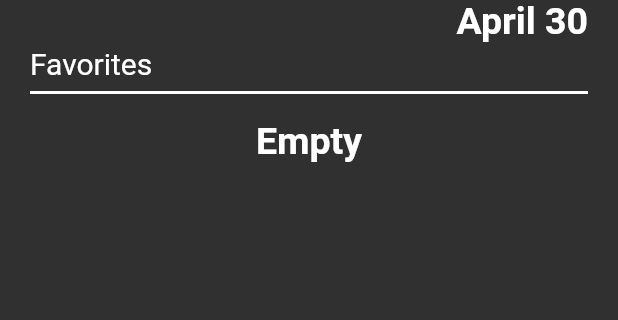
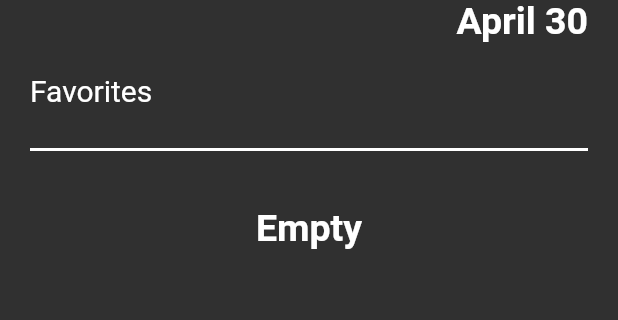
Before and after one commit to ruyuan-zuo/stock_watch, a Flutter app: the screen it shows after launch, on a phone screen of 412 x 824 dp, the part 158-478 px from its top. Run offline on Flutter 3.47's test engine with Material 2 defaults, Android fonts, the phone set to English and light mode, and no system bars; our stand-ins replace shared_preferences.

Commit message:
Fixed style on home screen added set state for return home screen

```diff
--- a/lib/home_screen.dart
+++ b/lib/home_screen.dart
@@ -276,15 +276,6 @@ Future<CompanyDetail?> fetchCompDetail(String compSymbol) async {
   }
 }
 
-/*
-block function sto load fav list ;
- */
-// late final SharedPreferences prefs;
-//
-// void loadSharedPref() async{
-//    prefs = await SharedPreferences.getInstance();
-// }
-// List<SearchEntry> favlists =[];
 
 final String asySharedKey = "stock";
 
@@ -442,10 +433,15 @@ class _HomeScreenState extends State<HomeScreen> {
                               fontSize: 25, fontWeight: FontWeight.bold))),
                 ],
               ),
-              SizedBox(height: 2),
+              SizedBox(height: 20),
 
               Text("Favorites", style: TextStyle(fontSize: 20)),
+              SizedBox(height: 20),
+
+
               Divider(thickness: 2, color: Colors.white),
+              SizedBox(height: 20),
+
               // favlists.length == 0? Text("FAVES") : renderFavList(favlists),
               FutureBuilder(
                 future: Fu,
@@ -455,7 +451,7 @@ class _HomeScreenState extends State<HomeScreen> {
                   if (snapshot.connectionState == ConnectionState.done) {
                     // If we got an error
 
-                    if (Fu == null) {
+                    if (Fu == null  ) {
                       return Center(
                         child: Text("Empty",
                             style: TextStyle(
@@ -464,7 +460,14 @@ class _HomeScreenState extends State<HomeScreen> {
                       // if we got our data
                     } else if (snapshot.hasData) {
                       final data = snapshot.data as List<SearchEntry>;
-
+                      if (data.length == 0  ) {
+                        return Center(
+                          child: Text("Empty",
+                              style: TextStyle(
+                                  fontSize: 25, fontWeight: FontWeight.bold)),
+                        );
+                        // if we got our data
+                      }
                       // Extracting data from snapshot object
                       return Expanded(
                         child: ListView.separated(
@@ -516,9 +519,10 @@ class _HomeScreenState extends State<HomeScreen> {
                                             "Are you sure you want to delete this item?"),
                                         actions: <Widget>[
                                           TextButton(
-                                              onPressed: () =>
+                                              onPressed: () {
                                                   Navigator.of(context)
-                                                      .pop(true),
+                                                      .pop(true);
+                                              },
                                               child: const Text("Delete")),
                                           TextButton(
                                             onPressed: () =>
@@ -529,7 +533,7 @@ class _HomeScreenState extends State<HomeScreen> {
                                         ],
                                       );
                                     },
-                                  );
+                                  );;
                                 },
                                 // Provide a function that tells the app
                                 // what to do after an item has been swiped away.
@@ -545,6 +549,8 @@ class _HomeScreenState extends State<HomeScreen> {
                                     // print("line 460" + encodedData);
                                     // print("\n");
                                     updateFavListInMem(encodedData);
+                                    update();
+
                                     // now trigger rebuild, with new Fu = new list of item in mem
                                   });
                                 },
```
